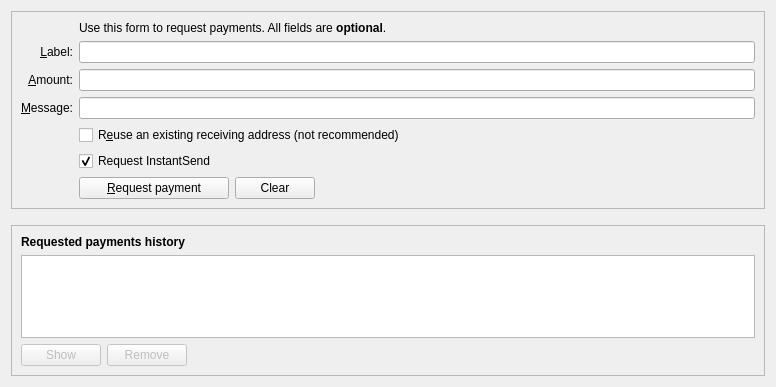
Old version of the form src/qt/forms/receivecoinsdialog.ui in the repository theRealDijida/PAC.
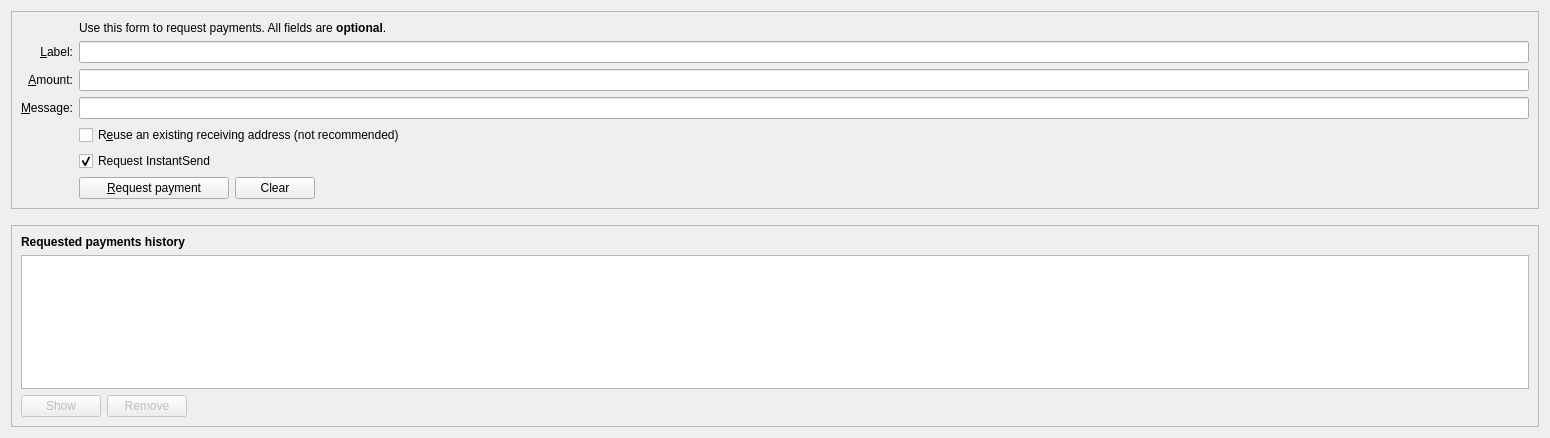
New version of the form. Custom widgets are drawn as their Qt base class.

What changed in the file:
```diff
--- a/src/qt/forms/receivecoinsdialog.ui
+++ b/src/qt/forms/receivecoinsdialog.ui
@@ -6,8 +6,8 @@
    <rect>
     <x>0</x>
     <y>0</y>
-    <width>776</width>
-    <height>387</height>
+    <width>1550</width>
+    <height>438</height>
    </rect>
   </property>
   <layout class="QVBoxLayout" name="verticalLayout" stretch="0,0,1">
@@ -241,6 +241,12 @@
       </item>
       <item>
        <widget class="QTableView" name="recentRequestsView">
+        <property name="minimumSize">
+         <size>
+          <width>0</width>
+          <height>0</height>
+         </size>
+        </property>
         <property name="contextMenuPolicy">
          <enum>Qt::CustomContextMenu</enum>
         </property>
```
